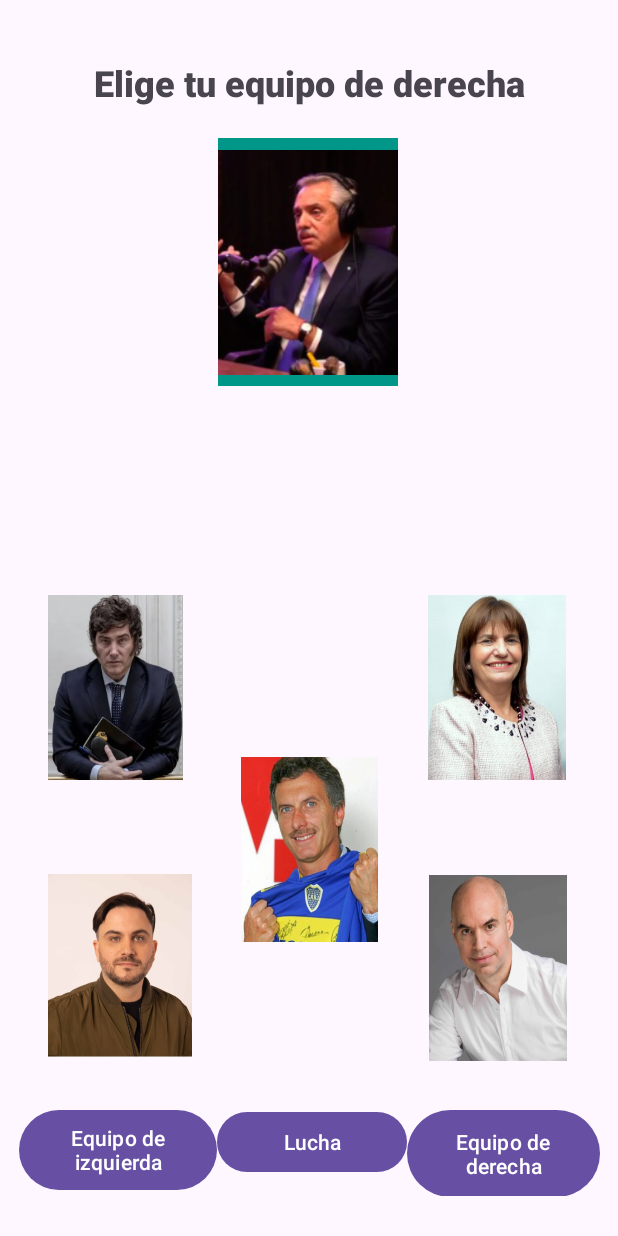
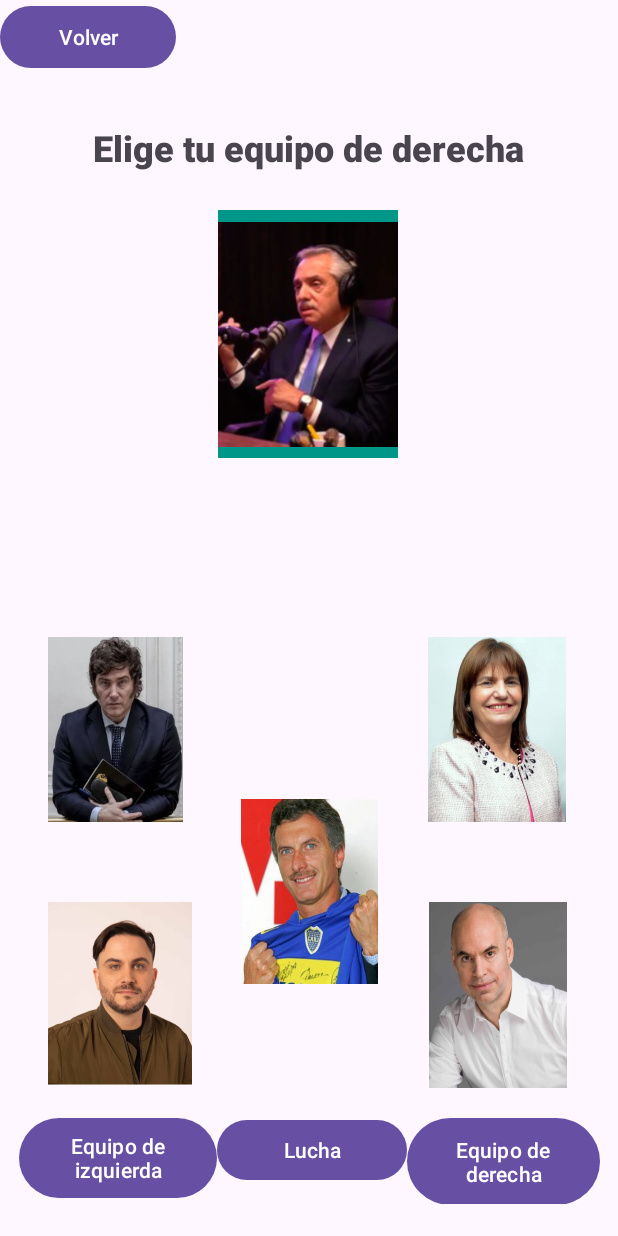
Before and after one commit to luciocape/SugarLab, an Android app: the layout derecha.xml on its own in the app's theme, with its tools: preview values and no code run, on a phone screen of 412 x 824 dp. Run offline under Robolectric (Android 15) with nearby library versions, the phone set to English and light mode, and no system bars.

Commit message:
Navegación layout

```diff
--- a/8-LosAnillosDelPoder/app/src/main/java/com/example/losanillosdelpoder/Guerreros.kt
+++ b/8-LosAnillosDelPoder/app/src/main/java/com/example/losanillosdelpoder/Guerreros.kt
@@ -1,6 +1,7 @@
 package com.example.losanillosdelpoder
 
-class Guerreros(atk:Int, crz:Boolean,cant:Int) {
+class Guerreros(atk:Int, crz:Boolean,cant:Int,nmb:String) {
+    val nombre:String = nmb
     val corazon:Boolean = crz
     val ataque: Int = atk
     val cant: Int = cant
--- a/8-LosAnillosDelPoder/app/src/main/res/layout/activity_main.xml
+++ b/8-LosAnillosDelPoder/app/src/main/res/layout/activity_main.xml
@@ -75,6 +75,7 @@
             android:layout_width="wrap_content"
             android:layout_height="match_parent"
             android:layout_weight="1"
+            android:onClick="abrirDerecha"
             android:text="Empezar" />
     </LinearLayout>
 
--- a/8-LosAnillosDelPoder/app/src/main/res/layout/derecha.xml
+++ b/8-LosAnillosDelPoder/app/src/main/res/layout/derecha.xml
@@ -16,9 +16,10 @@
         android:textSize="24sp"
         app:layout_constraintBottom_toBottomOf="parent"
         app:layout_constraintEnd_toEndOf="parent"
+        app:layout_constraintHorizontal_bias="0.496"
         app:layout_constraintStart_toStartOf="parent"
         app:layout_constraintTop_toTopOf="parent"
-        app:layout_constraintVertical_bias="0.049" />
+        app:layout_constraintVertical_bias="0.104" />
 
     <LinearLayout
         android:layout_width="387dp"
@@ -31,7 +32,7 @@
         app:layout_constraintVertical_bias="0.8">
 
         <Button
-            android:id="@+id/izquierda"
+            android:id="@+id/btnIzquierda"
             android:layout_width="111dp"
             android:layout_height="match_parent"
             android:layout_weight="1"
@@ -39,7 +40,7 @@
             android:text="Equipo de izquierda" />
 
         <Button
-            android:id="@+id/lucha"
+            android:id="@+id/btnLucha"
             android:layout_width="106dp"
             android:layout_height="wrap_content"
             android:layout_weight="1"
@@ -48,7 +49,7 @@
             android:text="Lucha" />
 
         <Button
-            android:id="@+id/derecha"
+            android:id="@+id/btnDerecha"
             android:layout_width="108dp"
             android:layout_height="66dp"
             android:layout_weight="1"
@@ -63,7 +64,7 @@
         android:layout_height="123dp"
         android:layout_marginBottom="108dp"
         android:background="@drawable/bullrich_s"
-        android:contentDescription="boton de bullrich"
+        android:contentDescription="Bullrich"
         android:onClick="CallDerecha"
         app:layout_constraintBottom_toBottomOf="@+id/btnMacri"
         app:layout_constraintEnd_toEndOf="parent"
@@ -77,7 +78,7 @@
         android:layout_height="123dp"
         android:layout_marginBottom="108dp"
         android:background="@drawable/milei_s"
-        android:contentDescription="boton de milei"
+        android:contentDescription="Milei"
         android:onClick="CallDerecha"
         app:layout_constraintBottom_toBottomOf="@+id/btnMacri"
         app:layout_constraintEnd_toStartOf="@+id/btnMacri"
@@ -89,7 +90,7 @@
         android:layout_width="96dp"
         android:layout_height="122dp"
         android:background="@drawable/marra_s"
-        android:contentDescription="boton de marra"
+        android:contentDescription="Marra"
         android:onClick="CallDerecha"
         app:layout_constraintBottom_toBottomOf="parent"
         app:layout_constraintEnd_toStartOf="@+id/btnMacri"
@@ -102,9 +103,9 @@
         android:id="@+id/btnMacri"
         android:layout_width="91dp"
         android:layout_height="123dp"
-        android:layout_marginBottom="196dp"
+        android:layout_marginBottom="168dp"
         android:background="@drawable/macri_s"
-        android:contentDescription="boton de macri"
+        android:contentDescription="Macri"
         android:onClick="CallDerecha"
         app:layout_constraintBottom_toBottomOf="parent"
         app:layout_constraintEnd_toEndOf="parent"
@@ -114,7 +115,7 @@
         android:id="@+id/imageView"
         android:layout_width="120dp"
         android:layout_height="165dp"
-        android:layout_marginTop="92dp"
+        android:layout_marginTop="140dp"
         android:background="#009688"
         android:src="@drawable/alberto"
         app:layout_constraintEnd_toEndOf="parent"
@@ -136,4 +137,13 @@
         app:layout_constraintTop_toBottomOf="@+id/btnBullrich"
         app:layout_constraintVertical_bias="0.35" />
 
+    <Button
+        android:id="@+id/btnRegresar"
+        android:layout_width="117dp"
+        android:layout_height="49dp"
+        android:onClick="Regresar"
+        android:text="Volver"
+        tools:layout_editor_absoluteX="16dp"
+        tools:layout_editor_absoluteY="16dp" />
+
 </androidx.constraintlayout.widget.ConstraintLayout>
--- a/8-LosAnillosDelPoder/app/src/main/res/layout/lucha.xml
+++ b/8-LosAnillosDelPoder/app/src/main/res/layout/lucha.xml
@@ -3,7 +3,8 @@
     xmlns:app="http://schemas.android.com/apk/res-auto"
     xmlns:tools="http://schemas.android.com/tools"
     android:layout_width="match_parent"
-    android:layout_height="match_parent">
+    android:layout_height="match_parent"
+    android:backgroundTint="#570C0C">
 
     <LinearLayout
         android:layout_width="316dp"
@@ -22,6 +23,7 @@
             android:onClick="presionarDigito"
             android:text="¡¡Fight!!" />
 
+
         <Button
             android:id="@+id/btnReiniciar"
             android:layout_width="match_parent"
```
Also changed, not shown: 8-LosAnillosDelPoder/app/src/main/java/com/example/losanillosdelpoder/Derecha.kt (+52 -1 lines), 8-LosAnillosDelPoder/app/src/main/java/com/example/losanillosdelpoder/Izquierda.kt (+71 -1 lines), 8-LosAnillosDelPoder/app/src/main/java/com/example/losanillosdelpoder/Lucha.kt (+58 -1 lines), 8-LosAnillosDelPoder/app/src/main/java/com/example/losanillosdelpoder/MainActivity.kt (+41 -75 lines), 8-LosAnillosDelPoder/app/src/main/res/layout/izquierda.xml (+18 -9 lines).
